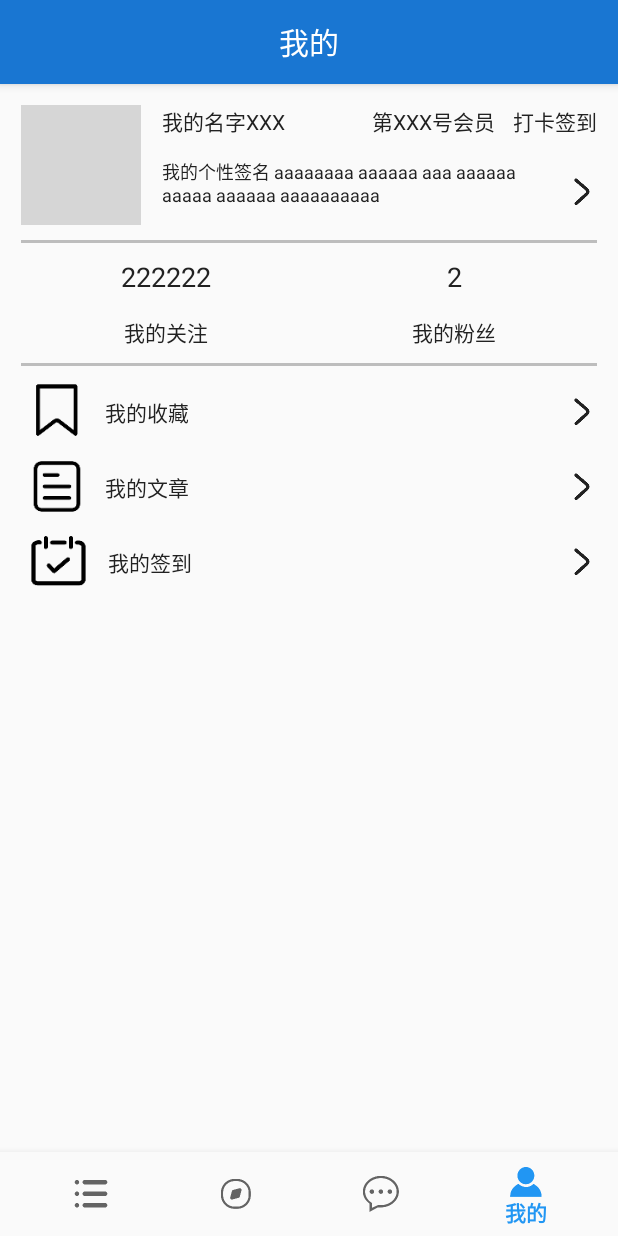
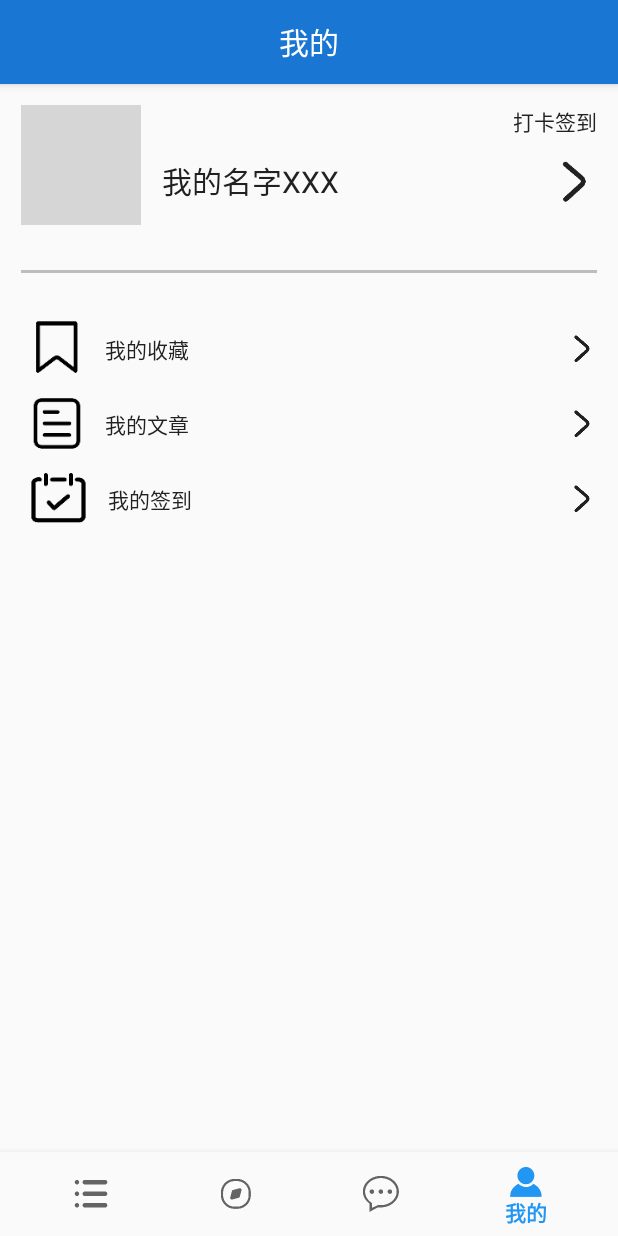
Before and after one commit to yuyuyuhaoshi/Android-Community, an Android app: the screen it shows after launch (MainActivity), item 4 of the bottom bar chosen, on a phone screen of 412 x 824 dp. Run offline under Robolectric (Android 15) with nearby library versions, the light colour scheme and no system bars; our stand-ins replace CircleImageView; libraries missing offline, so code that uses them is left out: com.zhy.http; grey boxes are pictures that could not be loaded.

Commit message:
增加依赖，更新gradle，获取联网权限

```diff
--- a/app/build.gradle
+++ b/app/build.gradle
@@ -23,6 +23,8 @@ dependencies {
     implementation 'com.android.support:appcompat-v7:27.1.1'
     implementation 'com.android.support:design:27.1.1'
     implementation 'com.android.support.constraint:constraint-layout:1.1.0'
+    implementation 'com.zhy:okhttputils:2.6.2'
+    implementation 'de.hdodenhof:circleimageview:2.2.0'
     testImplementation 'junit:junit:4.12'
     androidTestImplementation 'com.android.support.test:runner:1.0.2'
     androidTestImplementation 'com.android.support.test.espresso:espresso-core:3.0.2'
--- a/app/src/main/AndroidManifest.xml
+++ b/app/src/main/AndroidManifest.xml
@@ -21,5 +21,5 @@
         <activity android:name=".activity.LoginActivity" />
         <activity android:name=".activity.RegisterActivity" />
     </application>
-
+    <uses-permission android:name="android.permission.INTERNET" />
 </manifest>
--- a/app/src/main/java/com/yhslib/android/fragment/MineFragment.java
+++ b/app/src/main/java/com/yhslib/android/fragment/MineFragment.java
@@ -1,5 +1,6 @@
 package com.yhslib.android.fragment;
 
+import android.nfc.Tag;
 import android.os.Bundle;
 import android.support.annotation.NonNull;
 import android.support.annotation.Nullable;
@@ -8,12 +9,34 @@ import android.util.Log;
 import android.view.LayoutInflater;
 import android.view.View;
 import android.view.ViewGroup;
+import android.widget.ImageView;
+import android.widget.TextView;
 
 import com.yhslib.android.R;
+import com.zhy.http.okhttp.OkHttpUtils;
+import com.zhy.http.okhttp.callback.StringCallback;
+
+import java.util.concurrent.TimeUnit;
+
+import okhttp3.Call;
+import okhttp3.OkHttpClient;
+import okhttp3.Request;
 
 public class MineFragment extends Fragment {
     private String TAG = "MineFragment";
     private View view;
+
+    private ImageView myVia;
+    private TextView nicknameTxt;
+    private TextView numberOfMemberTxt;
+    private TextView signatureTxt;
+    private TextView followingCountTxt;
+    private TextView followerCountTxt;
+    private TextView myFavoriteTxt;
+    private TextView myPostsTxt;
+    private TextView myCheckinTxt;
+
+
 
     public static MineFragment newInstance() {
         Bundle args = new Bundle();
@@ -32,6 +55,43 @@ public class MineFragment extends Fragment {
     @Override
     public void onViewCreated(@NonNull View view, @Nullable Bundle savedInstanceState) {
         super.onViewCreated(view, savedInstanceState);
-        Log.d(TAG, TAG);
+        //Log.d(TAG, TAG);
+        findView();
+        initPersonalInfomation();
+
+    }
+
+    private void findView() {
+        myVia = view.findViewById(R.id.mine_via);
+        nicknameTxt = view.findViewById(R.id.mine_nickname);
+        //numberOfMemberTxt = view.findViewById(R.id.numberOfMember);
+        //signatureTxt = view.findViewById(R.id.mine_signature);
+        //followingCountTxt = view.findViewById(R.id.mine_following);
+        //followerCountTxt = view.findViewById(R.id.mine_follower);
+        myFavoriteTxt = view.findViewById(R.id.mine_my_favorite);
+        myPostsTxt = view.findViewById(R.id.mine_my_posts);
+        myCheckinTxt = view.findViewById(R.id.mine_my_checkin);
+    }
+
+    private void initPersonalInfomation() {
+        String url = "http://api.dj-china.org//rest-auth/login/";
+        OkHttpUtils
+                .post()
+                .url(url)
+                .addParams("username", "user0")
+                .addParams("password", "yuhaoshi")
+                .build()
+                .execute(new StringCallback() {
+                    @Override
+                    public void onError(Call call, Exception e, int id) {
+
+                    }
+
+                    @Override
+                    public void onResponse(String response, int id) {
+                        Log.d(TAG, response);
+                    }
+
+                });
     }
 }
--- a/app/src/main/res/layout/fragment_mine.xml
+++ b/app/src/main/res/layout/fragment_mine.xml
@@ -18,7 +18,8 @@
             android:orientation="horizontal">
 
 
-            <ImageView
+            <de.hdodenhof.circleimageview.CircleImageView
+                android:id="@+id/mine_via"
                 android:layout_width="@dimen/offset_80dp"
                 android:layout_height="@dimen/offset_80dp"
                 android:src="@mipmap/via" />
@@ -34,23 +35,23 @@
                     android:layout_width="match_parent"
                     android:layout_height="wrap_content">
 
-                    <TextView
-                        android:id="@+id/nickname"
-                        android:layout_width="wrap_content"
-                        android:layout_height="wrap_content"
-                        android:text="我的名字XXX"
-                        android:textColor="@color/colorPrimaryText"
-                        android:textSize="@dimen/font_size_normal" />
+                    <!--<TextView-->
+                        <!--android:id="@+id/mine_nickname"-->
+                        <!--android:layout_width="wrap_content"-->
+                        <!--android:layout_height="wrap_content"-->
+                        <!--android:text="我的名字XXX"-->
+                        <!--android:textColor="@color/colorPrimaryText"-->
+                        <!--android:textSize="@dimen/font_size_normal" />-->
 
-                    <TextView
-                        android:id="@+id/numberOfMember"
-                        android:layout_width="wrap_content"
-                        android:layout_height="wrap_content"
-                        android:layout_marginRight="@dimen/offset_12dp"
-                        android:layout_toLeftOf="@+id/checkin"
-                        android:text="第XXX号会员"
-                        android:textColor="@color/colorPrimaryText"
-                        android:textSize="@dimen/font_size_normal" />
+                    <!--<TextView-->
+                        <!--android:id="@+id/mine_number_of_member"-->
+                        <!--android:layout_width="wrap_content"-->
+                        <!--android:layout_height="wrap_content"-->
+                        <!--android:layout_marginRight="@dimen/offset_12dp"-->
+                        <!--android:layout_toLeftOf="@+id/checkin"-->
+                        <!--android:text="第XXX号会员"-->
+                        <!--android:textColor="@color/colorPrimaryText"-->
+                        <!--android:textSize="@dimen/font_size_normal" />-->
 
                     <TextView
                         android:id="@+id/checkin"
@@ -66,18 +67,27 @@
                     android:layout_height="wrap_content"
                     android:layout_marginTop="@dimen/offset_14dp">
 
+                    <!--<TextView-->
+                        <!--android:id="@+id/mine_signature"-->
+                        <!--android:layout_width="wrap_content"-->
+                        <!--android:layout_height="wrap_content"-->
+                        <!--android:layout_weight="1"-->
+                        <!--android:text="我的个性签名 aaaaaaaa aaaaaa aaa aaaaaa aaaaa aaaaaa aaaaaaaaaa"-->
+                        <!--android:textColor="@color/colorPrimaryText"-->
+                        <!--android:textSize="@dimen/font_size_small" />-->
+
                     <TextView
+                        android:id="@+id/mine_nickname"
                         android:layout_width="wrap_content"
                         android:layout_height="wrap_content"
                         android:layout_weight="1"
-                        android:text="我的个性签名 aaaaaaaa aaaaaa aaa aaaaaa aaaaa aaaaaa aaaaaaaaaa"
+                        android:text="我的名字XXX"
                         android:textColor="@color/colorPrimaryText"
-                        android:textSize="@dimen/font_size_small" />
+                        android:textSize="@dimen/font_size_large_high" />
 
                     <ImageView
-                        android:layout_width="@dimen/offset_20dp"
-                        android:layout_height="@dimen/offset_20dp"
-                        android:layout_marginTop="@dimen/offset_12dp"
+                        android:layout_width="@dimen/offset_30dp"
+                        android:layout_height="@dimen/offset_30dp"
                         android:src="@mipmap/right_arrow" />
                 </LinearLayout>
 
@@ -86,77 +96,79 @@
 
         </LinearLayout>
 
-        <View
-            android:layout_width="fill_parent"
-            android:layout_height="@dimen/offset_2dp"
-            android:layout_marginTop="@dimen/offset_10dp"
-            android:background="@color/colorDivider" />
+        <!--<View-->
+            <!--android:layout_width="fill_parent"-->
+            <!--android:layout_height="@dimen/offset_2dp"-->
+            <!--android:layout_marginTop="@dimen/offset_10dp"-->
+            <!--android:background="@color/colorDivider" />-->
 
-        <LinearLayout
-            android:layout_width="match_parent"
-            android:layout_height="wrap_content"
-            android:layout_marginTop="@dimen/offset_10dp"
-            android:orientation="horizontal">
+        <!--<LinearLayout-->
+            <!--android:layout_width="match_parent"-->
+            <!--android:layout_height="wrap_content"-->
+            <!--android:layout_marginTop="@dimen/offset_10dp"-->
+            <!--android:orientation="horizontal">-->
 
-            <LinearLayout
-                android:layout_width="wrap_content"
-                android:layout_height="wrap_content"
-                android:layout_weight="1"
-                android:orientation="vertical">
+            <!--<LinearLayout-->
+                <!--android:layout_width="wrap_content"-->
+                <!--android:layout_height="wrap_content"-->
+                <!--android:layout_weight="1"-->
+                <!--android:orientation="vertical">-->
 
-                <TextView
-                    android:layout_width="match_parent"
-                    android:layout_height="wrap_content"
-                    android:layout_marginBottom="@dimen/offset_14dp"
-                    android:gravity="center"
-                    android:text="222222"
-                    android:textColor="@color/colorPrimaryText"
-                    android:textSize="@dimen/font_size_large" />
+                <!--<TextView-->
+                    <!--android:id="@+id/mine_following"-->
+                    <!--android:layout_width="match_parent"-->
+                    <!--android:layout_height="wrap_content"-->
+                    <!--android:layout_marginBottom="@dimen/offset_14dp"-->
+                    <!--android:gravity="center"-->
+                    <!--android:text="222222"-->
+                    <!--android:textColor="@color/colorPrimaryText"-->
+                    <!--android:textSize="@dimen/font_size_large" />-->
 
-                <TextView
-                    android:layout_width="match_parent"
-                    android:layout_height="wrap_content"
-                    android:gravity="center"
-                    android:text="@string/mine_my_focus"
-                    android:textColor="@color/colorPrimaryText"
-                    android:textSize="@dimen/font_size_normal" />
-            </LinearLayout>
+                <!--<TextView-->
+                    <!--android:layout_width="match_parent"-->
+                    <!--android:layout_height="wrap_content"-->
+                    <!--android:gravity="center"-->
+                    <!--android:text="@string/mine_my_following"-->
+                    <!--android:textColor="@color/colorPrimaryText"-->
+                    <!--android:textSize="@dimen/font_size_normal" />-->
+            <!--</LinearLayout>-->
 
-            <LinearLayout
-                android:layout_width="wrap_content"
-                android:layout_height="wrap_content"
-                android:layout_weight="1"
-                android:orientation="vertical">
+            <!--<LinearLayout-->
+                <!--android:layout_width="wrap_content"-->
+                <!--android:layout_height="wrap_content"-->
+                <!--android:layout_weight="1"-->
+                <!--android:orientation="vertical">-->
 
-                <TextView
-                    android:layout_width="match_parent"
-                    android:layout_height="wrap_content"
-                    android:layout_marginBottom="@dimen/offset_14dp"
-                    android:gravity="center"
-                    android:text="2"
-                    android:textColor="@color/colorPrimaryText"
-                    android:textSize="@dimen/font_size_large" />
+                <!--<TextView-->
+                    <!--android:id="@+id/mine_follower"-->
+                    <!--android:layout_width="match_parent"-->
+                    <!--android:layout_height="wrap_content"-->
+                    <!--android:layout_marginBottom="@dimen/offset_14dp"-->
+                    <!--android:gravity="center"-->
+                    <!--android:text="2"-->
+                    <!--android:textColor="@color/colorPrimaryText"-->
+                    <!--android:textSize="@dimen/font_size_large" />-->
 
-                <TextView
-                    android:layout_width="match_parent"
-                    android:layout_height="wrap_content"
-                    android:gravity="center"
-                    android:text="@string/mine_my_fans"
-                    android:textColor="@color/colorPrimaryText"
-                    android:textSize="@dimen/font_size_normal" />
-            </LinearLayout>
-        </LinearLayout>
+                <!--<TextView-->
+                    <!--android:layout_width="match_parent"-->
+                    <!--android:layout_height="wrap_content"-->
+                    <!--android:gravity="center"-->
+                    <!--android:text="@string/mine_my_follower"-->
+                    <!--android:textColor="@color/colorPrimaryText"-->
+                    <!--android:textSize="@dimen/font_size_normal" />-->
+            <!--</LinearLayout>-->
+        <!--</LinearLayout>-->
 
         <View
             android:layout_width="fill_parent"
             android:layout_height="@dimen/offset_2dp"
-            android:layout_marginTop="@dimen/offset_10dp"
+            android:layout_marginTop="@dimen/offset_30dp"
             android:background="@color/colorDivider" />
 
         <LinearLayout
             android:layout_width="match_parent"
             android:layout_height="@dimen/offset_40dp"
-            android:layout_marginTop="@dimen/offset_10dp"
+            android:layout_marginTop="@dimen/offset_30dp"
             android:orientation="horizontal">
 
             <ImageView
@@ -165,6 +177,7 @@
                 android:src="@mipmap/fav" />
 
             <TextView
+                android:id="@+id/mine_my_favorite"
                 android:layout_width="wrap_content"
                 android:layout_height="match_parent"
                 android:layout_marginLeft="@dimen/offset_8dp"
@@ -193,6 +206,7 @@
                 android:src="@mipmap/post" />
 
             <TextView
+                android:id="@+id/mine_my_posts"
                 android:layout_width="wrap_content"
                 android:layout_height="match_parent"
                 android:layout_marginLeft="@dimen/offset_8dp"
@@ -221,6 +235,7 @@
                 android:src="@mipmap/checkin" />
 
             <TextView
+                android:id="@+id/mine_my_checkin"
                 android:layout_width="wrap_content"
                 android:layout_height="match_parent"
                 android:layout_marginLeft="@dimen/offset_8dp"
--- a/app/src/main/res/values/strings.xml
+++ b/app/src/main/res/values/strings.xml
@@ -10,8 +10,8 @@
     <string name="navigation_mine">我的</string>
 
     <string name="mine_check_in">打卡签到</string>
-    <string name="mine_my_focus">我的关注</string>
-    <string name="mine_my_fans">我的粉丝</string>
+    <string name="mine_my_following">我的关注</string>
+    <string name="mine_my_follower">我的粉丝</string>
     <string name="mine_my_favorite">我的收藏</string>
     <string name="mine_my_post">我的文章</string>
     <string name="mine_my_check_in">我的签到</string>
```
